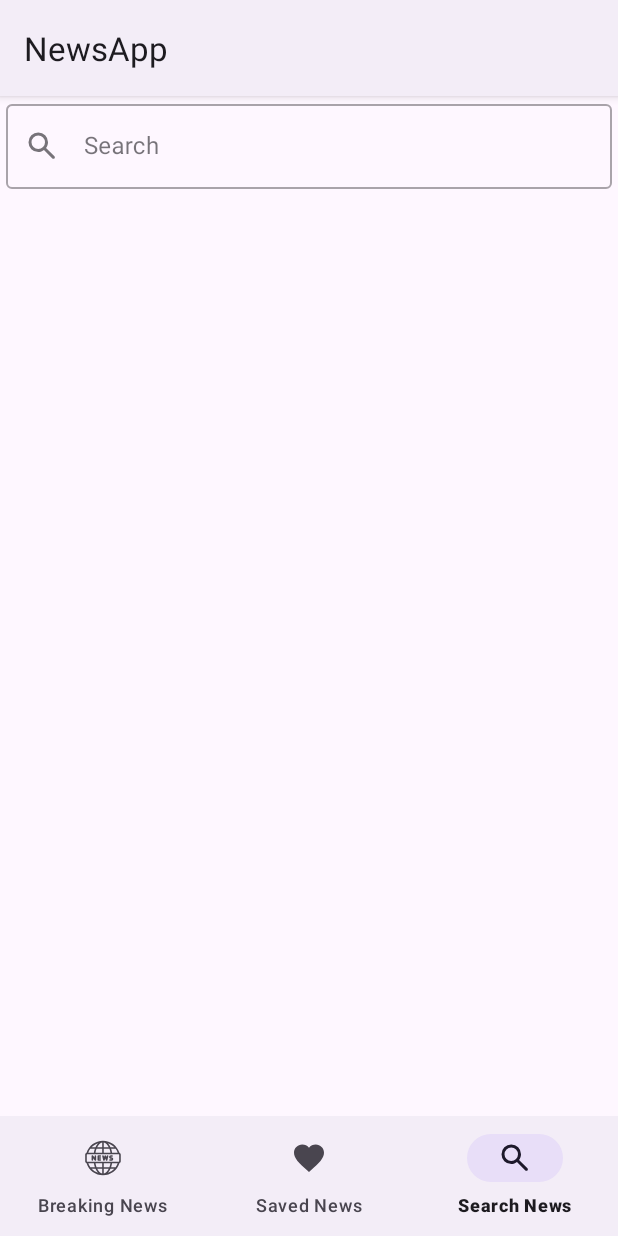
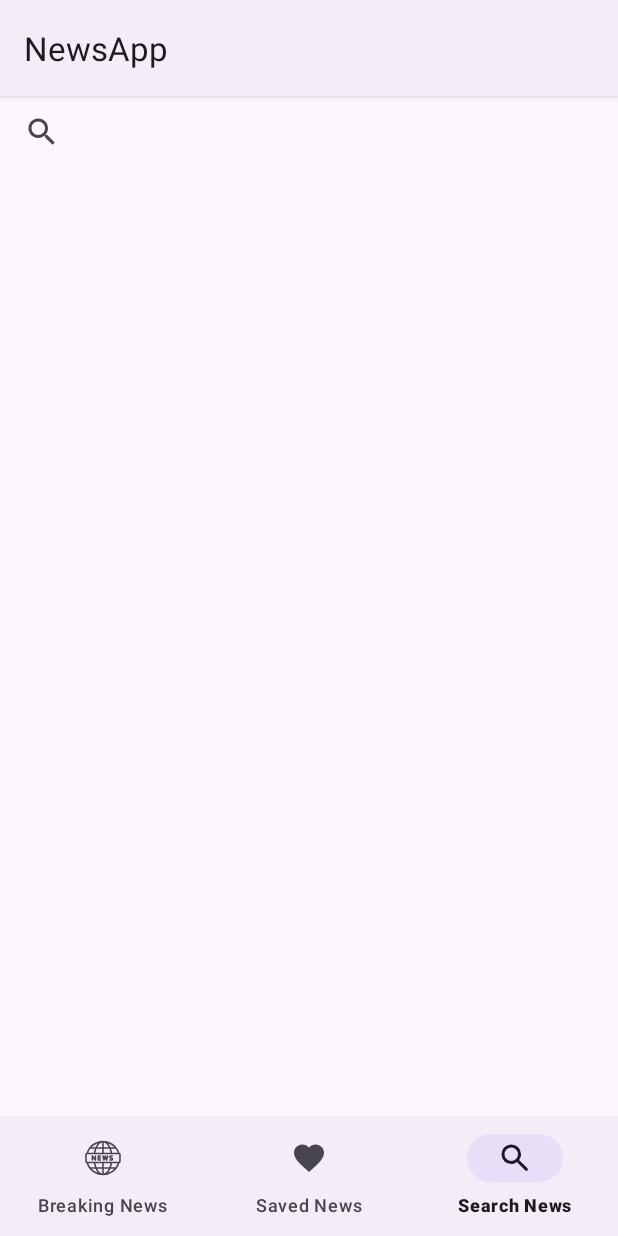
Before and after one commit to MahmoudMostafa580/NewsApp, an Android app: the SearchNewsFragment screen opened through its navigation route, item 3 of the bottom bar chosen, on a phone screen of 412 x 824 dp. Run offline under Robolectric (Android 15) with nearby library versions, the phone set to English and light mode, and no system bars; our stand-ins replace Room's generated code, navigation-ui; pictures from the network do not load.

Commit message:
Test search

```diff
--- a/app/src/main/java/com/mahmoud/newsapp/ui/fragments/SavedNewsFragment.kt
+++ b/app/src/main/java/com/mahmoud/newsapp/ui/fragments/SavedNewsFragment.kt
@@ -10,6 +10,7 @@ import androidx.navigation.fragment.findNavController
 import androidx.recyclerview.widget.ItemTouchHelper
 import androidx.recyclerview.widget.LinearLayoutManager
 import androidx.recyclerview.widget.RecyclerView
+import androidx.transition.Visibility
 import com.google.android.material.snackbar.Snackbar
 import com.mahmoud.newsapp.MainActivity
 import com.mahmoud.newsapp.R
--- a/app/src/main/java/com/mahmoud/newsapp/ui/fragments/SearchNewsFragment.kt
+++ b/app/src/main/java/com/mahmoud/newsapp/ui/fragments/SearchNewsFragment.kt
@@ -1,14 +1,13 @@
 package com.mahmoud.newsapp.ui.fragments
 
 import android.os.Bundle
-import android.text.TextWatcher
 import android.util.Log
 import android.view.LayoutInflater
 import android.view.View
 import android.view.ViewGroup
 import android.widget.AbsListView
+import android.widget.SearchView
 import android.widget.Toast
-import androidx.core.widget.addTextChangedListener
 import androidx.fragment.app.Fragment
 import androidx.lifecycle.Observer
 import androidx.navigation.fragment.findNavController
@@ -57,7 +56,7 @@ class SearchNewsFragment : Fragment() {
 
 
         newsAdapter.setOnItemClickListener {
-            val bundle= Bundle().apply {
+            val bundle = Bundle().apply {
                 putSerializable("article", it)
             }
             findNavController().navigate(
@@ -69,17 +68,47 @@ class SearchNewsFragment : Fragment() {
          * Delay for listener on search edit text for search query
          */
         var job: Job? = null
-        binding.etSearch.editText?.addTextChangedListener { editable ->
-            job?.cancel()
-            job = MainScope().launch {
-                delay(SEARCH_NEWS_TIME_DELAY)
-                editable?.let{
-                    if (editable.toString().isNotEmpty()){
-                        viewModel.searchNews(editable.toString())
+//        binding.etSearch.editText?.addTextChangedListener { editable ->
+//            job?.cancel()
+//            job = MainScope().launch {
+//                delay(SEARCH_NEWS_TIME_DELAY)
+//                editable?.let{
+//                    if (editable.toString().isNotEmpty()){
+//                        viewModel.searchNews(editable.toString())
+//                    }
+//                }
+//            }
+//        }
+        binding.etSearch.setOnQueryTextListener(object : SearchView.OnQueryTextListener {
+            override fun onQueryTextSubmit(query: String?): Boolean {
+//                job?.cancel()
+//                job = MainScope().launch {
+//                    delay(SEARCH_NEWS_TIME_DELAY)
+//                    query?.let {
+//                        if (query.isNotEmpty()) {
+//                            viewModel.searchNews(query)
+//                        }else{
+//                            newsAdapter.differ.submitList(null)
+//                        }
+//                    }
+//                }
+                return false
+            }
+
+            override fun onQueryTextChange(newText: String?): Boolean {
+                job?.cancel()
+                job = MainScope().launch {
+                    delay(SEARCH_NEWS_TIME_DELAY)
+                    newText?.let {
+                        if (newText.isNotEmpty()) {
+                            viewModel.searchNews(newText)
+                        }
                     }
                 }
+                return false
             }
-        }
+
+        })
 
         /**
          * Observe on searchNewsLiveData for incoming changes in data retrieved.
@@ -90,10 +119,11 @@ class SearchNewsFragment : Fragment() {
                     hideProgressBar()
                     response.data?.let { newsResponse ->
                         newsAdapter.differ.submitList(newsResponse.articles.toList())
+                        newsAdapter.notifyItemRangeChanged(0, newsResponse.articles.size)
                         val totalPage = newsResponse.totalResults / 20 + 2
                         isLastPage = viewModel.searchNewsPage == totalPage
-                        if (isLastPage){
-                            binding.rvSearchNews.setPadding(0,0,0,0)
+                        if (isLastPage) {
+                            binding.rvSearchNews.setPadding(0, 0, 0, 0)
                         }
                     }
                 }
@@ -101,7 +131,9 @@ class SearchNewsFragment : Fragment() {
                 is Resource.Error -> {
                     hideProgressBar()
                     response.message?.let { message ->
-                        Toast.makeText(activity, "An Error Occurred: $message", Toast.LENGTH_SHORT).show()
+                        Log.e(TAG, "An Error Occurred: $message")
+                        Toast.makeText(activity, "An Error Occurred: $message", Toast.LENGTH_SHORT)
+                            .show()
                     }
                 }
 
--- a/app/src/main/res/layout/fragment_search_news.xml
+++ b/app/src/main/res/layout/fragment_search_news.xml
@@ -5,24 +5,16 @@
     android:layout_width="match_parent"
     android:layout_height="match_parent">
 
-    <com.google.android.material.textfield.TextInputLayout
-        android:id="@+id/etSearch"
-        style="@style/Widget.MaterialComponents.TextInputLayout.OutlinedBox"
+    <SearchView
+        android:id="@id/etSearch"
         android:layout_width="match_parent"
         android:layout_height="wrap_content"
         android:layout_marginHorizontal="4dp"
-        android:hint="Search"
+        android:queryHint="Search"
         app:layout_constraintEnd_toEndOf="parent"
         app:layout_constraintHorizontal_bias="0.5"
         app:layout_constraintStart_toStartOf="parent"
-        app:layout_constraintTop_toTopOf="parent"
-        app:startIconDrawable="@drawable/ic_search_news">
-
-        <com.google.android.material.textfield.TextInputEditText
-            android:layout_width="match_parent"
-            android:layout_height="wrap_content"
-            android:inputType="text" />
-    </com.google.android.material.textfield.TextInputLayout>
+        app:layout_constraintTop_toTopOf="parent" />
 
     <androidx.recyclerview.widget.RecyclerView
         android:id="@+id/rvSearchNews"
```
